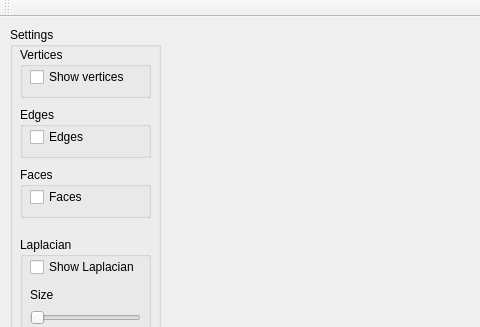
qgallouedec/Mesh_Computationnal_Geometry, file mainwindow.ui: the form before one commit; both pictures show x 0 to 480 and y 0 to 327 of the 747 by 528 pixel window.
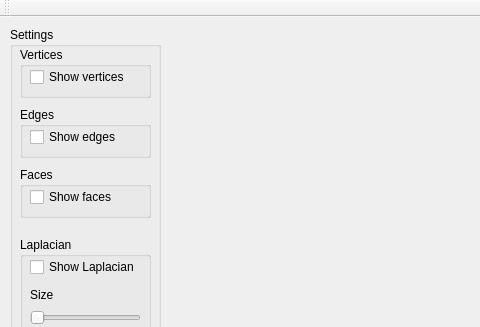
The form after the commit. Custom widgets are drawn as their Qt base class.

```diff
--- a/mainwindow.ui
+++ b/mainwindow.ui
@@ -82,12 +82,12 @@
        <rect>
         <x>10</x>
         <y>20</y>
-        <width>86</width>
+        <width>111</width>
         <height>20</height>
        </rect>
       </property>
       <property name="text">
-       <string>Edges</string>
+       <string>Show edges</string>
       </property>
      </widget>
     </widget>
@@ -108,12 +108,12 @@
        <rect>
         <x>10</x>
         <y>20</y>
-        <width>86</width>
+        <width>111</width>
         <height>20</height>
        </rect>
       </property>
       <property name="text">
-       <string>Faces</string>
+       <string>Show faces</string>
       </property>
      </widget>
     </widget>
```
